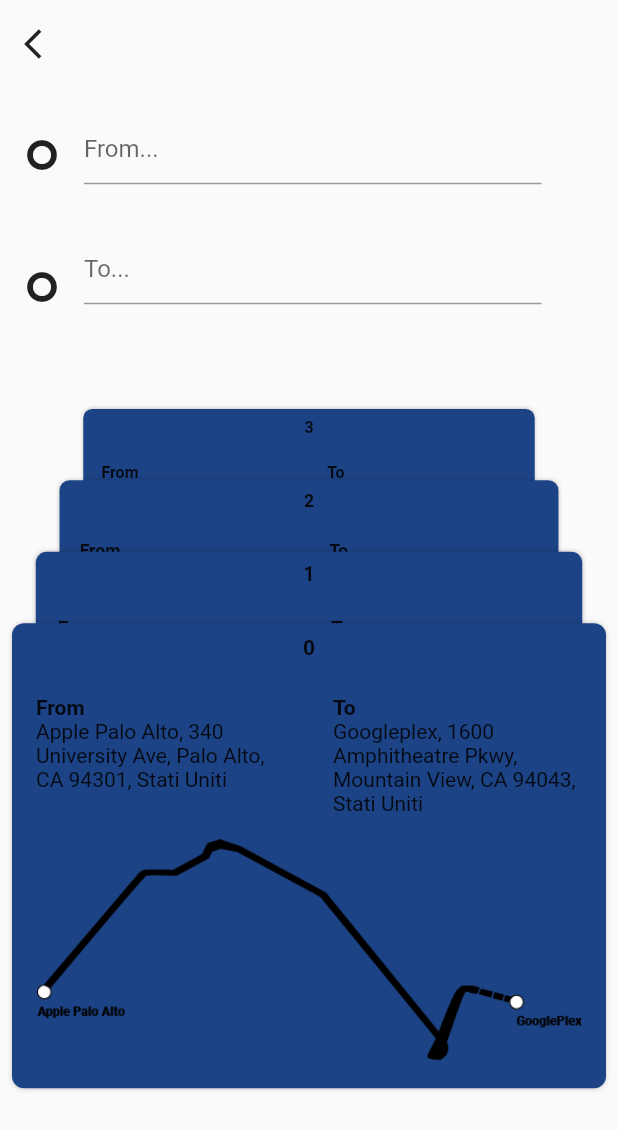
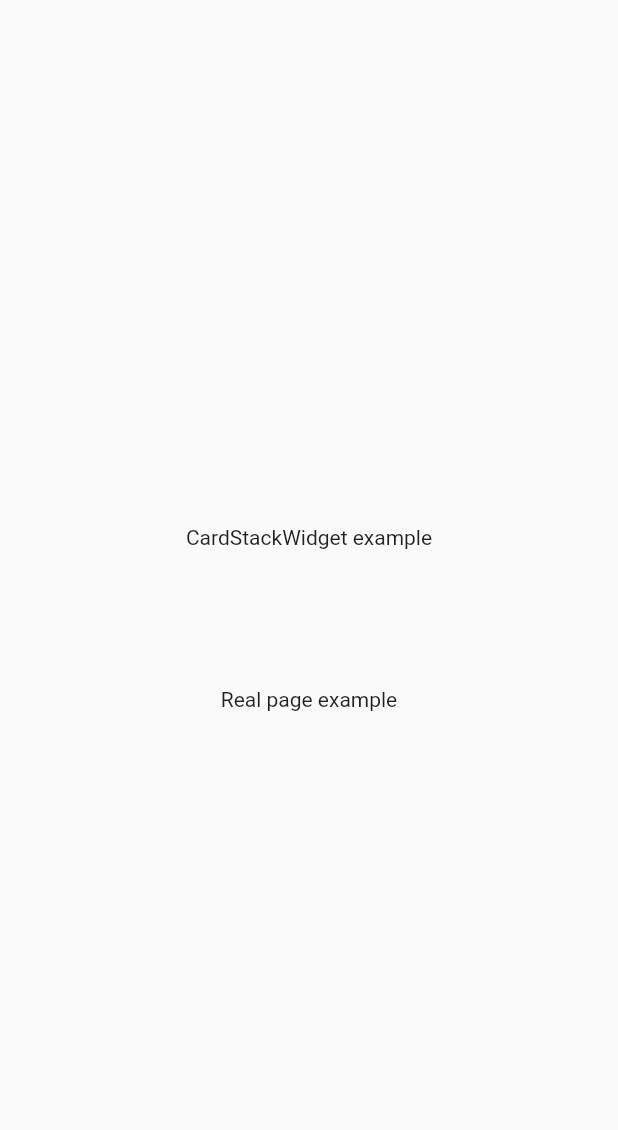
Before and after one commit to federicoviceconti/card_stack_widget, a Flutter app: the screen it shows after launch, on a phone screen of 412 x 824 dp. Shown: the top 1130 px of the screen. Run offline on Flutter 3.47's test engine with Material 2 defaults, Android fonts, the phone set to English and light mode, and no system bars.

Commit message:
adding another example and removed drag when is tap on card

```diff
--- /dev/null
+++ b/example/lib/example/example_widget.dart
@@ -0,0 +1,54 @@
+import 'package:example/example/card_change_widget.dart';
+import 'package:example/example/home_widget.dart';
+import 'package:flutter/material.dart';
+
+class ExampleWidget extends StatefulWidget {
+  const ExampleWidget({Key? key}) : super(key: key);
+
+  @override
+  _ExampleWidgetState createState() => _ExampleWidgetState();
+}
+
+class _ExampleWidgetState extends State<ExampleWidget> {
+  @override
+  Widget build(BuildContext context) {
+    return Scaffold(
+      body: SafeArea(
+        child: SizedBox(
+          width: MediaQuery.of(context).size.width,
+          child: Column(
+            crossAxisAlignment: CrossAxisAlignment.center,
+            mainAxisAlignment: MainAxisAlignment.center,
+            children: [
+              GestureDetector(
+                behavior: HitTestBehavior.translucent,
+                child: const Text('CardStackWidget example'),
+                onTap: () {
+                  Navigator.push(
+                    context,
+                    MaterialPageRoute(
+                      builder: (context) => const CardChangeWidget(),
+                    ),
+                  );
+                },
+              ),
+              const SizedBox(height: 92),
+              GestureDetector(
+                behavior: HitTestBehavior.translucent,
+                child: const Text('Real page example'),
+                onTap: () {
+                  Navigator.push(
+                    context,
+                    MaterialPageRoute(
+                      builder: (context) => const HomeWidget(),
+                    ),
+                  );
+                },
+              ),
+            ],
+          ),
+        ),
+      ),
+    );
+  }
+}
--- a/example/lib/example/home_widget.dart
+++ b/example/lib/example/home_widget.dart
@@ -8,13 +8,13 @@ class HomeWidget extends StatelessWidget {
 
   @override
   Widget build(BuildContext context) {
-    return SafeArea(
+    return Scaffold(
+      appBar: AppBar(
+        title: const Text('Real page example'),
+      ),
+      body: SafeArea(
         child: Column(
           children: [
-          Flexible(
-            flex: 1,
-            child: _buildTopBar(),
-          ),
             Flexible(
               flex: 3,
               child: _buildFromTo(),
@@ -24,6 +24,7 @@ class HomeWidget extends StatelessWidget {
               child: _buildCardStackWidget(context),
             )
           ],
+        ),
       ),
     );
   }
@@ -92,14 +93,6 @@ class HomeWidget extends StatelessWidget {
           ),
         )
       ],
-    );
-  }
-
-  Container _buildTopBar() {
-    return Container(
-      padding: const EdgeInsets.all(16),
-      alignment: Alignment.centerLeft,
-      child: const Icon(Icons.arrow_back_ios),
     );
   }
 
--- a/example/lib/example/main.dart
+++ b/example/lib/example/main.dart
@@ -1,6 +1,6 @@
 import 'package:flutter/material.dart';
 
-import 'home_widget.dart';
+import 'example_widget.dart';
 
 void main() => runApp(const MyApp());
 
@@ -16,7 +16,7 @@ class MyApp extends StatelessWidget {
       ),
       home: const Scaffold(
         resizeToAvoidBottomInset: false,
-        body: HomeWidget(),
+        body: ExampleWidget(),
       ),
     );
   }
--- a/lib/widget/card_stack_widget.dart
+++ b/lib/widget/card_stack_widget.dart
@@ -7,7 +7,7 @@ import '../widget/card_widget.dart';
 
 class CardStackWidget extends StatefulWidget {
   /// List of card shown
-  final List<CardModel>? cardList;
+  final List<CardModel> cardList;
 
   /// Scale factor for items into the list
   final double? scaleFactor;
@@ -19,7 +19,7 @@ class CardStackWidget extends StatefulWidget {
   final Alignment? alignment;
 
   /// Should show list in reverse order
-  final bool? reverseOrder;
+  final bool reverseOrder;
 
   /// Direction where the card could be dismissed and removed from the list
   final SwipeOrientation? cardDismissOrientation;
@@ -32,11 +32,11 @@ class CardStackWidget extends StatefulWidget {
 
   const CardStackWidget({
     Key? key,
-    this.cardList,
+    required this.cardList,
     this.scaleFactor,
     this.positionFactor,
     this.alignment,
-    this.reverseOrder,
+    this.reverseOrder = false,
     this.cardDismissOrientation,
     this.swipeOrientation,
     this.opacityChangeOnDrag = false
@@ -60,36 +60,12 @@ class _CardStackWidgetState extends State<CardStackWidget> {
     );
   }
 
-  Widget _buildCard({
-    required double calculatedTop,
-    double? calculatedScale,
-    CardModel? model,
-    bool? draggable,
-  }) {
-    return CardWidget(
-      opacityChangeOnDrag: widget.opacityChangeOnDrag,
-      positionTop: calculatedTop,
-      swipeOrientation: widget.swipeOrientation ?? SwipeOrientation.both,
-      dismissOrientation:
-          widget.cardDismissOrientation ?? SwipeOrientation.both,
-      scale: calculatedScale,
-      model: model,
-      draggable: draggable,
-      onCardDragEnd: () {
-        var model = widget.cardList!.removeAt(widget.cardList!.length - 1);
-        setState(() {
-          widget.cardList!.insert(0, model);
-        });
-      },
-    );
-  }
+  List<Widget> _buildCards() {
+    var lengthCardList = widget.cardList.length;
 
-  List<Widget> _buildCards() {
-    var lengthCardList = widget.cardList!.length;
-
-    var cardListOrdered = !widget.reverseOrder!
-        ? widget.cardList!.reversed.toList(growable: false)
-        : widget.cardList!;
+    var cardListOrdered = !widget.reverseOrder
+        ? widget.cardList.reversed.toList(growable: false)
+        : widget.cardList;
 
     var cardWidgetList = cardListOrdered.asMap().entries.map<Widget>((entry) {
       var index = entry.key;
@@ -111,4 +87,28 @@ class _CardStackWidgetState extends State<CardStackWidget> {
 
     return cardWidgetList;
   }
+
+  Widget _buildCard({
+    required double calculatedTop,
+    double? calculatedScale,
+    CardModel? model,
+    bool? draggable,
+  }) {
+    return CardWidget(
+      opacityChangeOnDrag: widget.opacityChangeOnDrag,
+      positionTop: calculatedTop,
+      swipeOrientation: widget.swipeOrientation ?? SwipeOrientation.both,
+      dismissOrientation:
+          widget.cardDismissOrientation ?? SwipeOrientation.both,
+      scale: calculatedScale,
+      model: model,
+      draggable: draggable,
+      onCardDragEnd: () {
+        var model = widget.cardList.removeAt(widget.cardList.length - 1);
+        setState(() {
+          widget.cardList.insert(0, model);
+        });
+      },
+    );
+  }
 }
--- a/lib/widget/card_widget.dart
+++ b/lib/widget/card_widget.dart
@@ -117,6 +117,7 @@ class _CardWidgetState extends State<CardWidget>
   void _handleVerticalEnd(DragEndDetails details) {
     var endAnimationY = _animation.value.dy;
 
+    if(endAnimationY != widget.positionTop) {
       setState(() {
         _currentOpacity = 1.0;
 
@@ -135,6 +136,7 @@ class _CardWidgetState extends State<CardWidget>
 
       if (_shouldDismissCard(endAnimationY)) {
         widget.onCardDragEnd!();
+      }
     }
   }
 
```
Also changed, not shown: example/lib/example/card_change_widget.dart (added, +228 -0 lines). Lines whose indentation alone changed are shown as unchanged.
